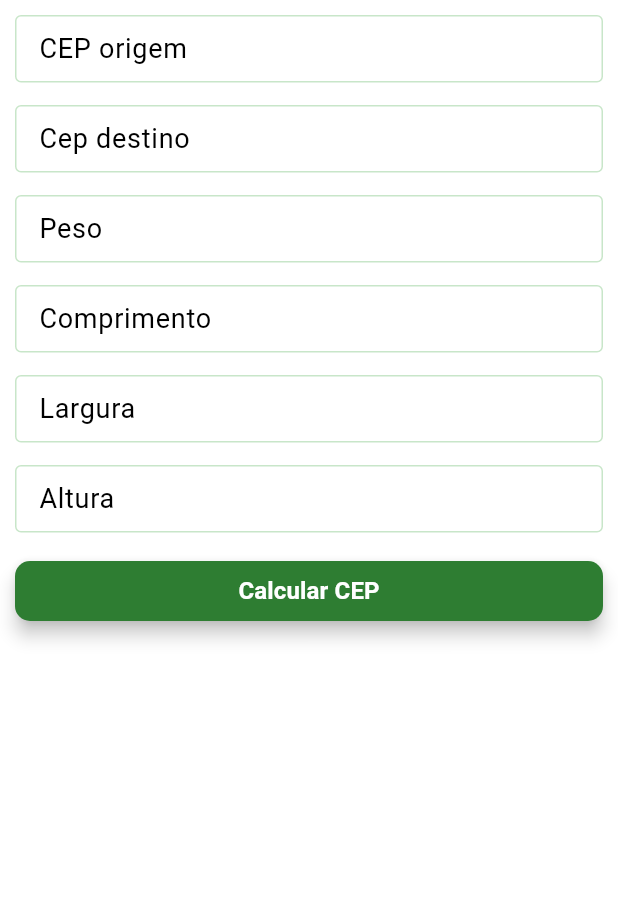
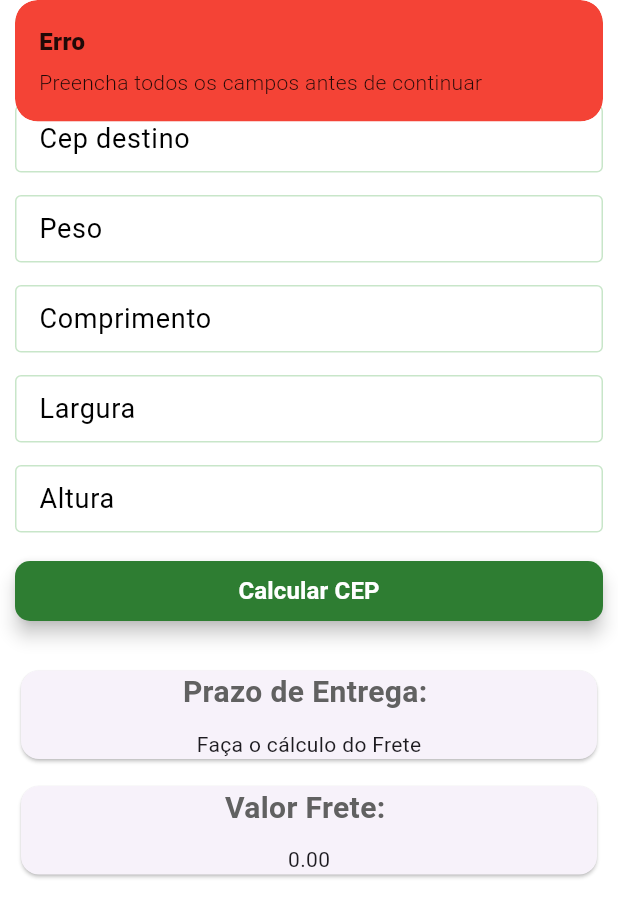
Before and after one commit to gusfrancoo/Atividade-Flutter-2, a Flutter app: the CalculacepScreen screen opened by its route, after a tap on "Calcular CEP", on a phone screen of 412 x 824 dp. Shown: the top 917 px of the screen. Run offline on Flutter 3.47's test engine with Material 3 defaults, Android fonts, the phone set to English and light mode, and no system bars; our stand-ins replace dio, get, get_storage; accounts and stored records are empty.

```diff
--- a/lib/app/controllers/calculaCep_controller.dart
+++ b/lib/app/controllers/calculaCep_controller.dart
@@ -1,6 +1,7 @@
 
 import 'dart:convert';
 
+import 'package:dio/dio.dart';
 import 'package:flutter/material.dart';
 import 'package:flutter_faculdade/app/models/freteResponse.dart';
 import 'package:get/get.dart';
@@ -24,21 +25,92 @@ class CalculaCepController extends GetxController {
     'pac': "04510",
   };
 
+  final Map<String, dynamic> respostaApi = {
+        "cepDestino": "cepDestino 3",
+        "cepOrigem": "cepOrigem 3",
+        "peso": 88,
+        "cdServico": 36,
+        "valorFrete": 52,
+        "prazoEntrega": "9",
+        "id": "3",
+        "nCdServico": "04510",
+        "sCepOrigem": 35501261,
+        "sCepDestino": 74680020,
+        "nvlPeso": 2,
+        "nCdFormato": "1",
+        "nvlComprimento": 23,
+        "nvlLargura": 5,
+        "nvlAltura": 8
+    };
+
+  final RxString prazoEntrega = 'Faça o cálculo do Frete'.obs;
+  final RxDouble valorFrete = 0.0.obs;
+
+
 
   Future<void> calcularCep() async {
-    print(tipoServico['pac']);
-    var params = {
-      "nCdServico": tipoServico['pac'],
-      "sCepOrigem": 74680020,
-      "sCepDestino": 35501261,
-      "nvlPeso": 2.0,
-      "nCdFormato": "1",
-      "nvlComprimento": 120,
-      "nvlLargura": 350,
-      "nvlAltura": 220
-    };
+
+    final String cepDestinoValue = cepDestino.text;
+    final String cepOrigemValue = cepOrigem.text;
+    final String pesoValue = peso.text;
+    final String comprimentoValue = comprimento.text;
+    final String larguraValue = largura.text;
+    final String alturaValue = altura.text;
+
+    // Validação simples: verifica se algum campo está vazio
+    if (cepDestinoValue.isEmpty ||
+        cepOrigemValue.isEmpty ||
+        pesoValue.isEmpty ||
+        comprimentoValue.isEmpty ||
+        larguraValue.isEmpty ||
+        alturaValue.isEmpty) {
+      // Exibe mensagem de erro no canto inferior da tela
+      Get.snackbar(
+        "Erro",
+        "Preencha todos os campos antes de continuar",
+        snackPosition: SnackPosition.TOP,
+        backgroundColor: Colors.red
+
+      );
+      return; // Impede a continuação se a validação falhar
+    }
 
 
+    final int sCepOrigemValue = int.tryParse(cepOrigemValue) ?? 0;
+    final int sCepDestinoValue = int.tryParse(cepDestinoValue) ?? 0;
+    final double nvlPesoValue = double.tryParse(pesoValue) ?? 0.0;
+    final int nvlComprimentoValue = int.tryParse(comprimentoValue) ?? 0;
+    final int nvlLarguraValue = int.tryParse(larguraValue) ?? 0;
+    final int nvlAlturaValue = int.tryParse(alturaValue) ?? 0;
+
+    var params = {
+      // "nCdServico": 4230,
+      "sCepOrigem": sCepOrigemValue,
+      "sCepDestino": sCepDestinoValue,
+      "nvlPeso": nvlPesoValue,
+      "nCdFormato": "1",
+      "nvlComprimento": nvlComprimentoValue,
+      "nvlLargura": nvlLarguraValue,
+      "nvlAltura": nvlAlturaValue
+    };
+    print(params);
+    final dio = Dio();
+
+    try {
+      //REQUISIÇÃO EM API MOCK TESTE (PODE NAO FUNCIONAR), UTILIZAREI FLUXO DE TESTE PARA REPRESENTAR UMA UTILIZAÇÃO DE API EXTERNA
+      // final response = await dio.post(
+      //   "https://67de0d95471aaaa7428325b6.mockapi.io/api/aula_poo/calcular-frete/frete",
+      //   data: jsonEncode(params),
+      // );
+
+      //utilizando uma API real usariamos: prazoEntrega.value = response.data['frete']['prazoEntrega']
+
+      prazoEntrega.value = respostaApi['prazoEntrega'] + ' dias úteis';
+      valorFrete.value = respostaApi['valorFrete'];
+
+    } catch (e) {
+      print("Erro ao calcular frete: $e");
+    }
   }
 
 
--- a/lib/app/screens/calculaCep_screen.dart
+++ b/lib/app/screens/calculaCep_screen.dart
@@ -10,6 +10,7 @@ class CalculacepScreen extends StatelessWidget {
 
   @override
   Widget build(BuildContext context) {
+    return Obx(() {
       return Column(
         mainAxisAlignment: MainAxisAlignment.start,
         crossAxisAlignment: CrossAxisAlignment.start,
@@ -147,12 +148,66 @@ class CalculacepScreen extends StatelessWidget {
                       ),
                     ],
                   ),
+                  SizedBox(height: 25,),
+                  Column(
+                    children: [
+                      SizedBox(
+                        width: double.infinity,
+                        child: Card(
+                          child: Column(
+                            children: [
+                              Text(
+                                'Prazo de Entrega: ',
+                                style: TextStyle(
+                                  fontSize: 20,
+                                  color: Colors.grey.shade700,
+                                  fontWeight: FontWeight.bold
+                                ),
+                              ),
+                              SizedBox(height: 10,),
+                              Text(
+                                controller.prazoEntrega.value
+                              ),
+
+                            ],
+                          ),
+                        ),
+                      ),
+                      SizedBox(height: 10,),
+                      SizedBox(
+                        width: double.infinity,
+                        child: Card(
+                          child: Column(
+                            children: [
+                              Text(
+                                'Valor Frete: ',
+                                style: TextStyle(
+                                  fontSize: 20,
+                                  color: Colors.grey.shade700,
+                                  fontWeight: FontWeight.bold
+                                ),
+                              ),
+                              SizedBox(height: 10,),
+                              Text(
+                                controller.valorFrete.value.toStringAsFixed(2)
+                              ),
+
+                            ],
+                          ),
+                        ),
+                      ),
+                    ],
+                  )
                 ],
               ),
             )
           )
         ],
       );
+
+    },
+    );
+
   }
 
 }
--- a/lib/utils/widgets/global_scaffold.dart
+++ b/lib/utils/widgets/global_scaffold.dart
@@ -12,8 +12,8 @@ class GlobalScaffold extends StatelessWidget {
   GlobalScaffold({super.key});
   final NavigationController _controller = Get.find<NavigationController>();
     final List<Widget> screens = [
+      CalculacepScreen(),
       HomeScreen(),
-      CalculacepScreen(),
       // ListProdutosScreen(),
     ];
 
@@ -58,19 +58,19 @@ class GlobalScaffold extends StatelessWidget {
                 items: const [
 
                   BottomNavigationBarItem(
+                    icon: Icon(Icons.add_business_outlined),
+                    activeIcon: Icon(Icons.add_business_rounded),
+                    label: 'Calcular frete',
+                  ),
+                  BottomNavigationBarItem(
                     icon: Icon(Icons.home_outlined),
                     activeIcon: Icon(Icons.home),
                     label: 'Home',
                   ),
                   BottomNavigationBarItem(
-                    icon: Icon(Icons.add_business_outlined),
-                    activeIcon: Icon(Icons.add_business_rounded),
-                    label: 'Add Product',
-                  ),
-                  BottomNavigationBarItem(
                     icon: Icon(Icons.format_list_bulleted_rounded),
                     activeIcon: Icon(Icons.list_rounded),
-                    label: 'List Products',
+                    label: '',
                   ),
                 ],
               ),
--- a/pubspec.yaml
+++ b/pubspec.yaml
@@ -12,6 +12,7 @@ dependencies:
   get: ^4.6.5
   get_storage: ^2.1.1
   http: ^1.3.0
+  dio: ^5.8.0+1
 
 
 dev_dependencies:
```
Also changed, not shown: pubspec.lock. Lines whose indentation alone changed are shown as unchanged.
